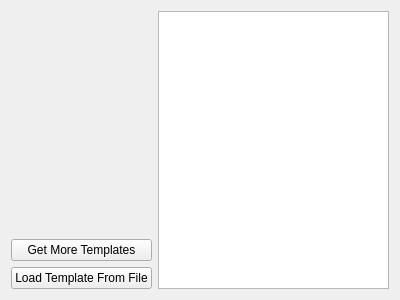
This is language/codegen/ui/templateselection.ui in KDE/kdevelop as Qt 5 draws it before an edit. The edited form follows.
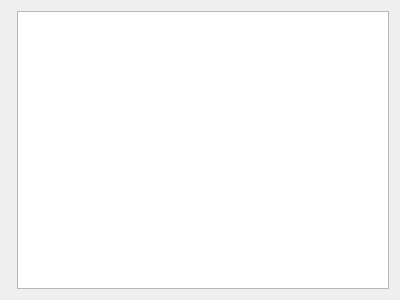
This is the edited form. Icons and pictures are not drawn. Custom widgets are drawn as their Qt base class.

Commit message: Improve the UI for template selection

```diff
--- a/language/codegen/ui/templateselection.ui
+++ b/language/codegen/ui/templateselection.ui
@@ -13,45 +13,16 @@
   <property name="windowTitle">
    <string>Form</string>
   </property>
-  <layout class="QGridLayout" name="gridLayout">
-   <item row="0" column="0">
+  <layout class="QHBoxLayout" name="horizontalLayout">
+   <item>
     <widget class="KDevelop::MultiLevelListView" name="languageView" native="true"/>
    </item>
-   <item row="2" column="0">
-    <widget class="KPushButton" name="loadFileButton">
-     <property name="text">
-      <string>Load Template From File</string>
-     </property>
-     <property name="icon">
-      <iconset theme="application-x-archive">
-       <normaloff/>
-      </iconset>
-     </property>
-    </widget>
-   </item>
-   <item row="1" column="0">
-    <widget class="KPushButton" name="getMoreButton">
-     <property name="text">
-      <string>Get More Templates</string>
-     </property>
-     <property name="icon">
-      <iconset theme="get-hot-new-stuff">
-       <normaloff/>
-      </iconset>
-     </property>
-    </widget>
-   </item>
-   <item row="0" column="2" rowspan="3">
+   <item>
     <widget class="QTreeView" name="templateView"/>
    </item>
   </layout>
  </widget>
  <customwidgets>
-  <customwidget>
-   <class>KPushButton</class>
-   <extends>QPushButton</extends>
-   <header>kpushbutton.h</header>
-  </customwidget>
   <customwidget>
    <class>KDevelop::MultiLevelListView</class>
    <extends>QWidget</extends>
```
The commit also changes 1 other file.
